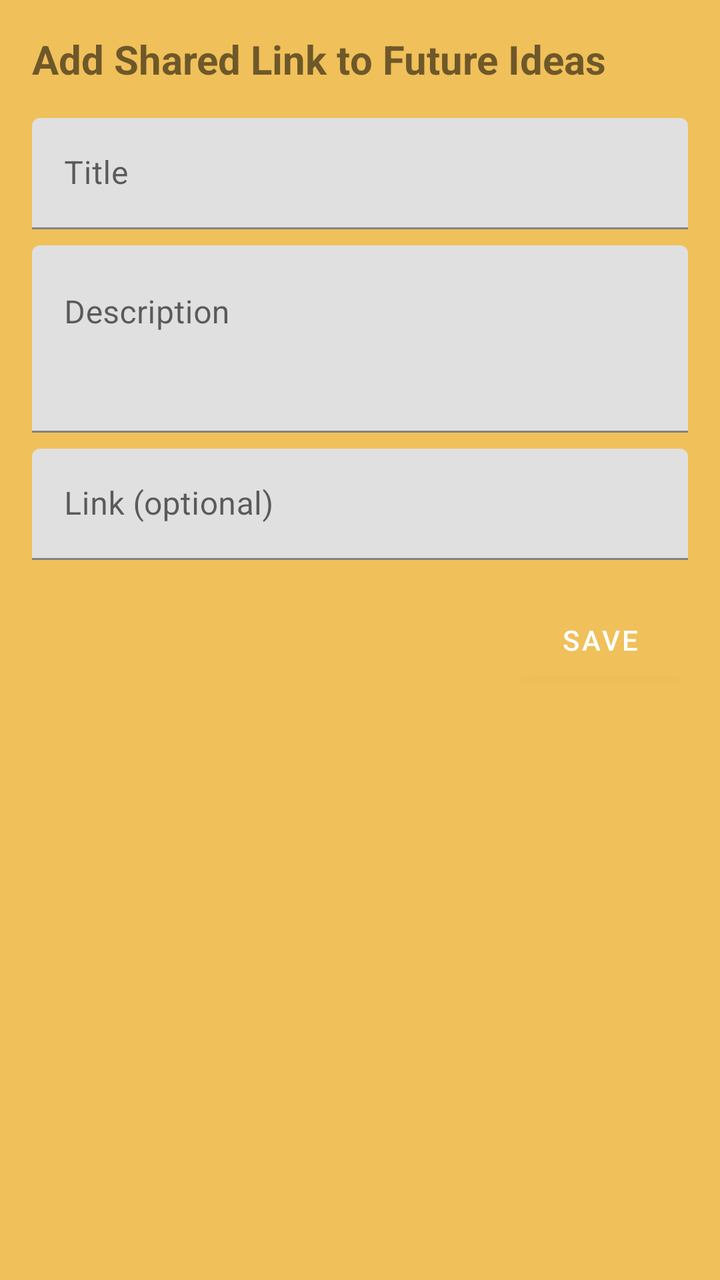
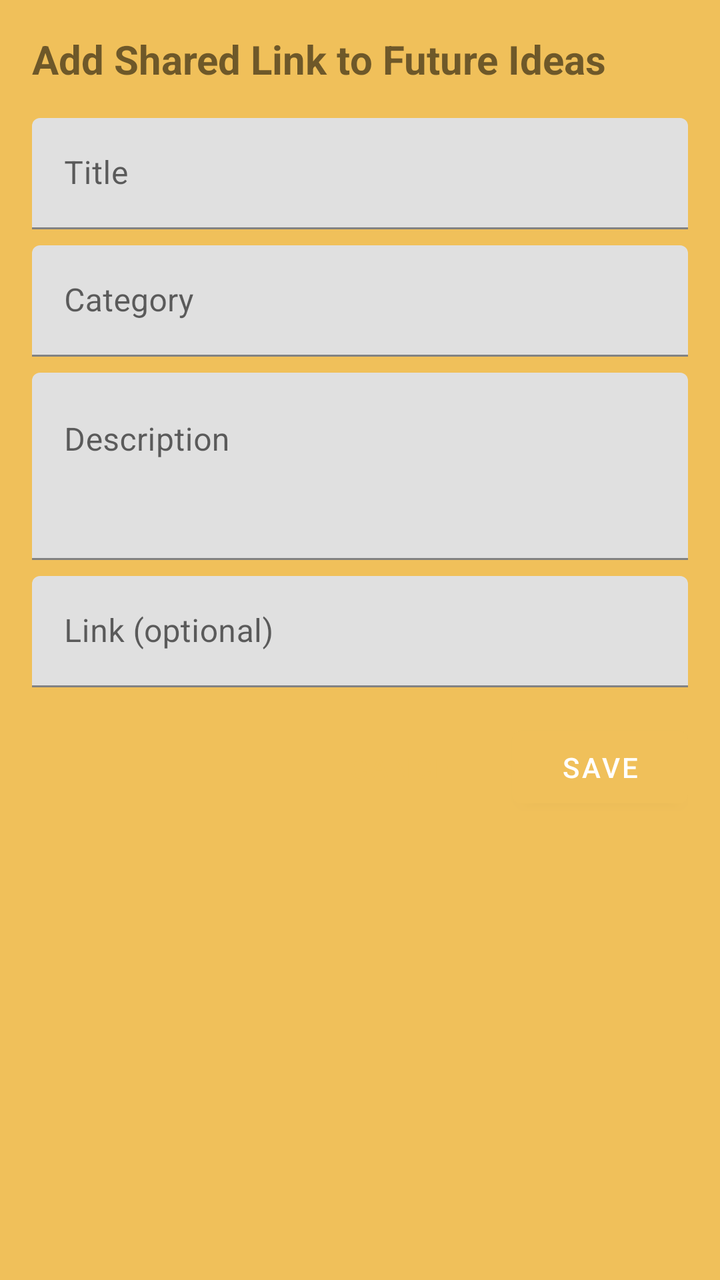

Two renders of the same Android screen: before a commit and after it. Below are the layout's source before the change and the commit's diff.
<!-- AndroidManifest.xml: application theme Theme.IdeasTracker -->
<!-- res/layout/activity_share.xml -->
<?xml version="1.0" encoding="utf-8"?>
<LinearLayout xmlns:android="http://schemas.android.com/apk/res/android"
    android:layout_width="match_parent"
    android:layout_height="match_parent"
    android:orientation="vertical"
    android:padding="16dp">

    <TextView
        android:layout_width="match_parent"
        android:layout_height="wrap_content"
        android:text="Add Shared Link to Future Ideas"
        android:textSize="20sp"
        android:textStyle="bold"
        android:layout_marginBottom="16dp" />

    <com.google.android.material.textfield.TextInputLayout
        android:layout_width="match_parent"
        android:layout_height="wrap_content"
        android:hint="@string/title">
        <com.google.android.material.textfield.TextInputEditText
            android:id="@+id/etTitle"
            android:layout_width="match_parent"
            android:layout_height="wrap_content" />
    </com.google.android.material.textfield.TextInputLayout>

    <com.google.android.material.textfield.TextInputLayout
        android:layout_width="match_parent"
        android:layout_height="wrap_content"
        android:layout_marginTop="8dp"
        android:hint="@string/description">
        <com.google.android.material.textfield.TextInputEditText
            android:id="@+id/etDescription"
            android:layout_width="match_parent"
            android:layout_height="wrap_content"
            android:minLines="3"
            android:gravity="top" />
    </com.google.android.material.textfield.TextInputLayout>

    <com.google.android.material.textfield.TextInputLayout
        android:layout_width="match_parent"
        android:layout_height="wrap_content"
        android:layout_marginTop="8dp"
        android:hint="@string/link">
        <com.google.android.material.textfield.TextInputEditText
            android:id="@+id/etLink"
            android:layout_width="match_parent"
            android:layout_height="wrap_content" />
    </com.google.android.material.textfield.TextInputLayout>

    <LinearLayout
        android:layout_width="match_parent"
        android:layout_height="wrap_content"
        android:layout_marginTop="16dp"
        android:gravity="end"
        android:orientation="horizontal">

        <Button
            android:id="@+id/btnCancel"
            style="@style/Widget.MaterialComponents.Button.TextButton"
            android:layout_width="wrap_content"
            android:layout_height="wrap_content"
            android:text="@string/cancel" />

        <Button
            android:id="@+id/btnSave"
            android:layout_width="wrap_content"
            android:layout_height="wrap_content"
            android:layout_marginStart="8dp"
            android:text="@string/save" />
    </LinearLayout>
</LinearLayout>
<!-- resources referenced by this layout -->
<resources>
  <string name="cancel">Cancel</string>
  <string name="description">Description</string>
  <string name="link">Link (optional)</string>
  <string name="save">Save</string>
  <string name="title">Title</string>
  <style name="Theme.IdeasTracker" parent="Theme.MaterialComponents.Light.NoActionBar">
          
          <item name="colorPrimary">@color/colorPrimary</item>
          <item name="colorPrimaryVariant">@color/colorPrimaryDark</item>
          
          <item name="colorSecondary">@color/colorAccent</item>
          <item name="colorSecondaryVariant">@color/colorAccent</item>
          
          <item name="android:statusBarColor">?attr/colorPrimaryVariant</item>
          
          <item name="android:windowBackground">@color/mimosa</item>
      </style>
  <color name="colorPrimary">#F0C05A</color>
  <color name="colorPrimaryDark">#D6A84E</color>
  <color name="colorAccent">#000000</color>
  <color name="mimosa">#F0C05A</color>
</resources>

<!-- the commit's change to res/layout/activity_share.xml (unified diff, before → after) -->
@@ -19,6 +19,17 @@
         android:hint="@string/title">
         <com.google.android.material.textfield.TextInputEditText
             android:id="@+id/etTitle"
+            android:layout_width="match_parent"
+            android:layout_height="wrap_content" />
+    </com.google.android.material.textfield.TextInputLayout>
+
+    <com.google.android.material.textfield.TextInputLayout
+        android:layout_width="match_parent"
+        android:layout_height="wrap_content"
+        android:layout_marginTop="8dp"
+        android:hint="Category">
+        <com.google.android.material.textfield.TextInputEditText
+            android:id="@+id/etCategory"
             android:layout_width="match_parent"
             android:layout_height="wrap_content" />
     </com.google.android.material.textfield.TextInputLayout>
